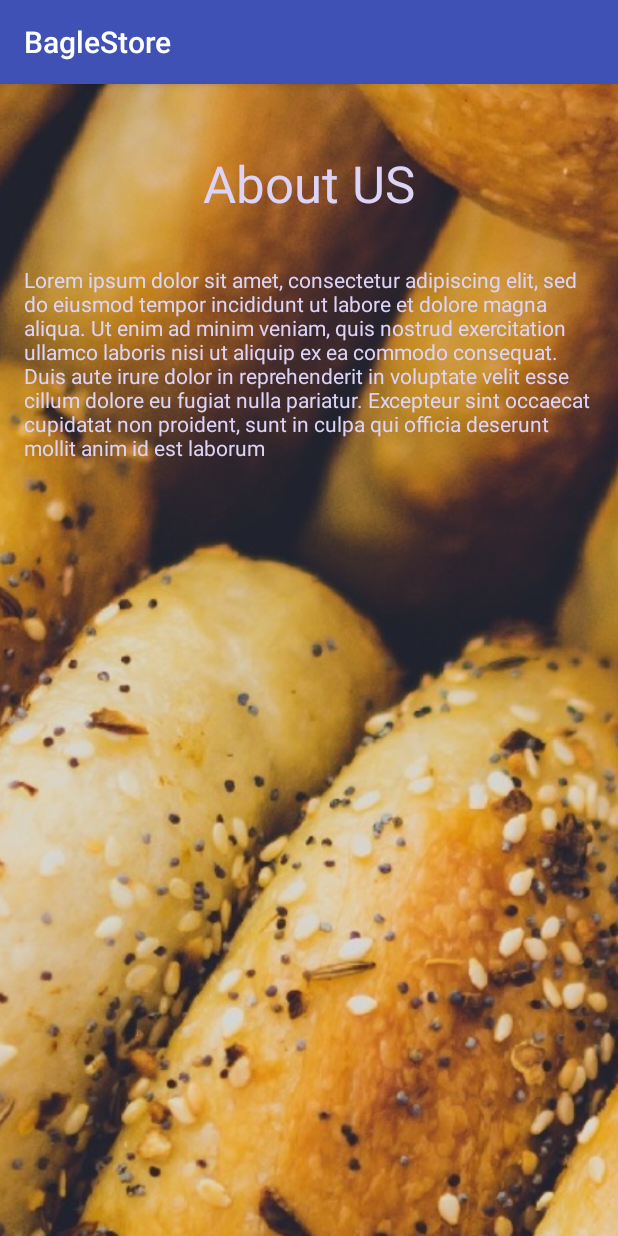
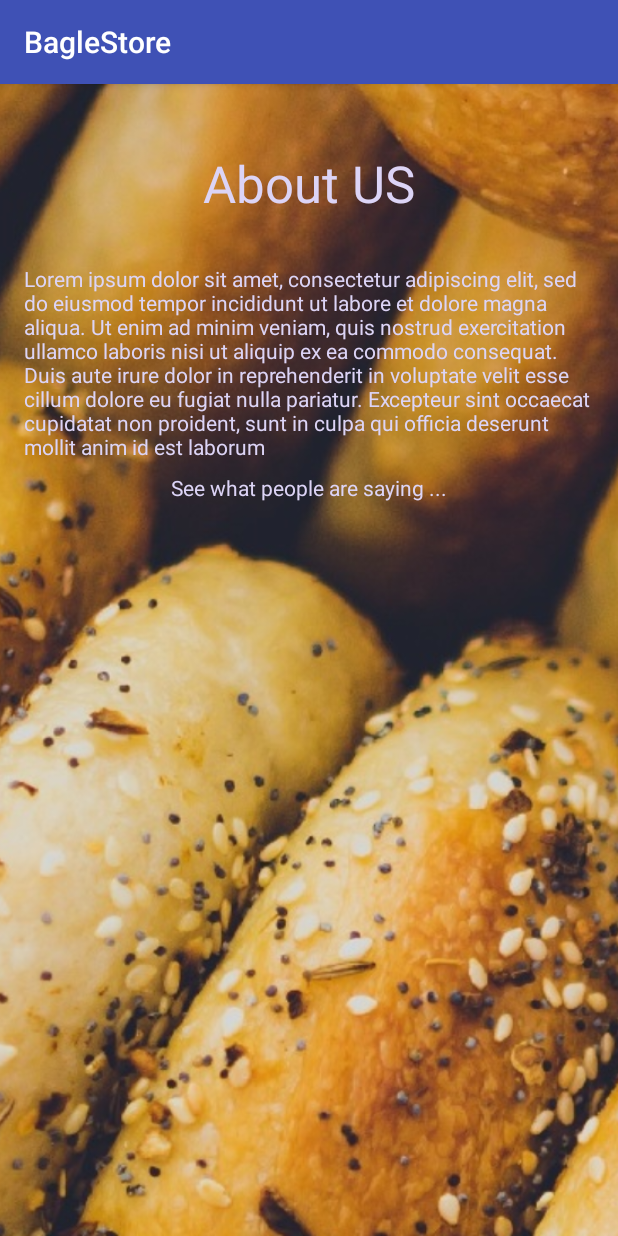
Before and after one commit to dcuthell/bagel-app, an Android app: the About screen opened directly, with no data from a screen before it, on a phone screen of 412 x 824 dp. Run offline under Robolectric (Android 15) with nearby library versions, the phone set to English and light mode, and no system bars.

Commit message:
add constants for yelp token, update gitignore

```diff
--- a/app/build.gradle
+++ b/app/build.gradle
@@ -17,6 +17,9 @@ android {
             proguardFiles getDefaultProguardFile('proguard-android.txt'), 'proguard-rules.pro'
         }
     }
+    buildTypes.each {
+        it.buildConfigField 'String', 'YELP_TOKEN', YelpToken
+    }
 }
 
 dependencies {
@@ -24,8 +27,9 @@ dependencies {
     androidTestCompile('com.android.support.test.espresso:espresso-core:2.2.2', {
         exclude group: 'com.android.support', module: 'support-annotations'
     })
-    compile 'com.android.support:appcompat-v7:25.3.1'
+    compile 'com.android.support:appcompat-v7:+'
     compile 'com.android.support.constraint:constraint-layout:1.0.2'
     compile 'com.jakewharton:butterknife:7.0.1'
     testCompile 'junit:junit:4.12'
+    compile 'com.android.support:recyclerview-v7:+'
 }
--- /dev/null
+++ b/app/src/main/java/com/Constants.java
@@ -0,0 +1,11 @@
+package com;
+
+import com.cuthell.dcuthell.baglestore.BuildConfig;
+
+/**
+ * Created by dcuthell on 10/22/2017.
+ */
+
+public class Constants {
+    public static final String YELP_TOKEN = BuildConfig.YELP_TOKEN;
+}
--- a/app/src/main/res/layout/activity_about.xml
+++ b/app/src/main/res/layout/activity_about.xml
@@ -10,10 +10,6 @@
         android:id="@+id/imageView2"
         android:layout_width="0dp"
         android:layout_height="0dp"
-        android:layout_marginBottom="0dp"
-        android:layout_marginLeft="0dp"
-        android:layout_marginRight="0dp"
-        android:layout_marginTop="0dp"
         android:scaleType="centerCrop"
         app:layout_constraintBottom_toBottomOf="parent"
         app:layout_constraintLeft_toLeftOf="parent"
@@ -36,7 +32,9 @@
         app:layout_constraintLeft_toLeftOf="@+id/imageView2"
         app:layout_constraintRight_toRightOf="@+id/imageView2"
         app:layout_constraintTop_toTopOf="@+id/imageView2"
-        app:layout_constraintVertical_bias="0.050000012" />
+        app:layout_constraintVertical_bias="0.050000012"
+        android:layout_marginStart="8dp"
+        android:layout_marginEnd="8dp" />
 
     <TextView
         android:id="@+id/textView8"
@@ -44,13 +42,40 @@
         android:layout_height="wrap_content"
         android:layout_marginLeft="16dp"
         android:layout_marginRight="16dp"
-        android:layout_marginTop="32dp"
+        android:layout_marginTop="31dp"
         android:text="Lorem ipsum dolor sit amet, consectetur adipiscing elit, sed do eiusmod tempor incididunt ut labore et dolore magna aliqua. Ut enim ad minim veniam, quis nostrud exercitation ullamco laboris nisi ut aliquip ex ea commodo consequat. Duis aute irure dolor in reprehenderit in voluptate velit esse cillum dolore eu fugiat nulla pariatur. Excepteur sint occaecat cupidatat non proident, sunt in culpa qui officia deserunt mollit anim id est laborum"
         android:textAppearance="@style/TextAppearance.AppCompat"
         android:textColor="@color/groovyColor"
         app:layout_constraintHorizontal_bias="0.437"
         app:layout_constraintLeft_toLeftOf="parent"
         app:layout_constraintRight_toRightOf="parent"
-        app:layout_constraintTop_toBottomOf="@+id/textView5" />
+        app:layout_constraintTop_toBottomOf="@+id/textView5"
+        android:layout_marginStart="16dp"
+        android:layout_marginEnd="16dp" />
+
+    <TextView
+        android:id="@+id/textView14"
+        android:layout_width="wrap_content"
+        android:layout_height="wrap_content"
+        android:layout_marginLeft="8dp"
+        android:layout_marginRight="8dp"
+        android:layout_marginTop="8dp"
+        android:text="See what people are saying ..."
+        android:textColor="@color/groovyColor"
+        app:layout_constraintLeft_toLeftOf="parent"
+        app:layout_constraintRight_toRightOf="parent"
+        app:layout_constraintTop_toBottomOf="@+id/textView8" />
+
+    <android.support.v7.widget.RecyclerView
+        android:layout_width="0dp"
+        android:layout_height="0dp"
+        android:layout_marginBottom="8dp"
+        android:layout_marginLeft="8dp"
+        android:layout_marginRight="8dp"
+        app:layout_constraintBottom_toBottomOf="@+id/imageView2"
+        app:layout_constraintLeft_toLeftOf="parent"
+        app:layout_constraintRight_toRightOf="parent"
+        android:layout_marginTop="8dp"
+        app:layout_constraintTop_toBottomOf="@+id/textView14" />
 
 </android.support.constraint.ConstraintLayout>
--- a/gradle.properties
+++ b/gradle.properties
@@ -11,6 +11,8 @@
 # The setting is particularly useful for tweaking memory settings.
 org.gradle.jvmargs=-Xmx1536m
 
+YelpToken = "Bearer QloVgrz8t8dYajPuOTWHo9F6bLOpStsDELT9uIv0x1ZjHyBKH4rMujgVa8md5ZKmIybERNoZZCjuEcBksUKaQ10BkYLaWI8UjOviMNlQrKAEdoJg4z_MBin1Nh3mWXYx"
+
 # When configured, Gradle will run in incubating parallel mode.
 # This option should only be used with decoupled projects. More details, visit
 # http://www.gradle.org/docs/current/userguide/multi_project_builds.html#sec:decoupled_projects
```
Also changed, not shown: 1 other file.
